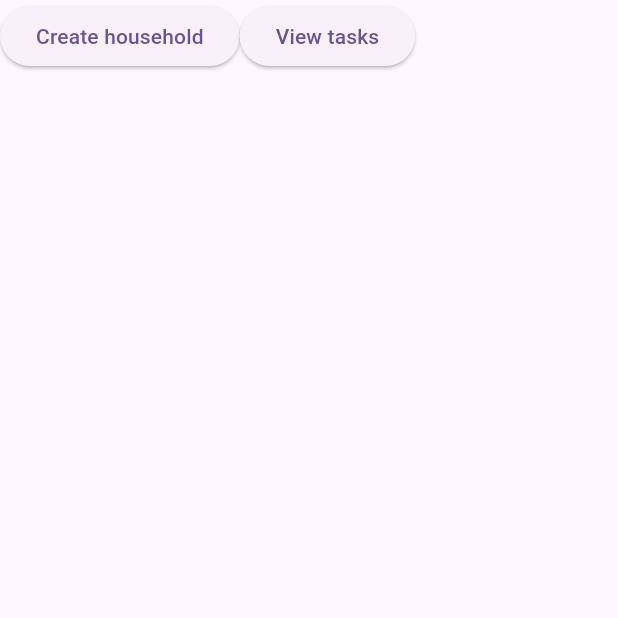
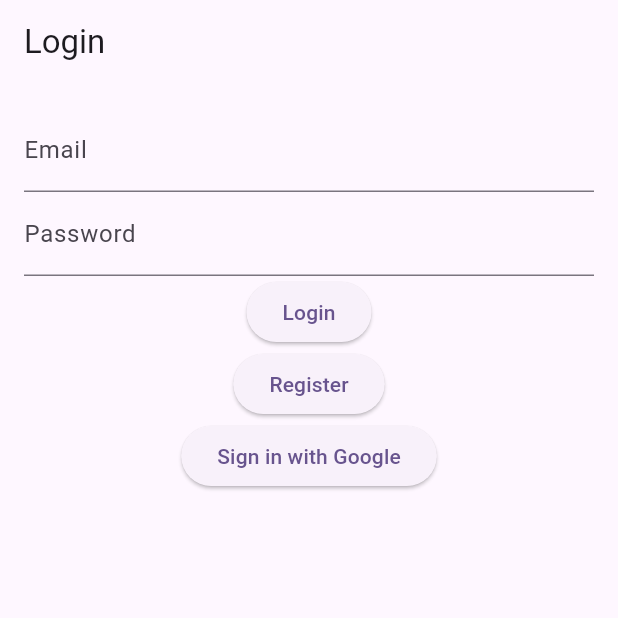
Before and after one commit to likoli007/Stable, a Flutter app: the screen it shows after launch, on a phone screen of 412 x 824 dp, the top half of it. Run offline on Flutter 3.47's test engine with Material 3 defaults, Android fonts, the phone set to English and light mode, and no system bars; our stand-ins replace cloud_firestore, firebase_auth, firebase_core, flutter_dotenv, get_it, google_sign_in; accounts and stored records are empty; generated files the repository leaves out were written again.

Commit message:
Feat: Add basic login page

```diff
--- a/lib/page/login/login_page.dart
+++ b/lib/page/login/login_page.dart
@@ -1,33 +1,68 @@
+import 'package:firebase_auth/firebase_auth.dart';
 import 'package:flutter/material.dart';
-import 'package:stable/page/household/edit_household_page.dart';
-import 'package:stable/page/task/task_view.dart';
+import 'package:get_it/get_it.dart';
+import 'package:stable/authentication/auth_service.dart';
 
 class LoginPage extends StatelessWidget {
-  const LoginPage({Key? key}) : super(key: key);
+  final TextEditingController _emailController = TextEditingController();
+  final TextEditingController _passwordController = TextEditingController();
+  final AuthService _auth = GetIt.instance<AuthService>();
+
+  LoginPage({super.key});
 
   @override
   Widget build(BuildContext context) {
     return Scaffold(
-      body: Row(children: [
-        ElevatedButton(
-          onPressed: () {
-            Navigator.push(
-              context,
-              MaterialPageRoute(builder: (context) => EditHouseholdPage()),
-            );
-          },
-          child: const Text('Create household'),
+      appBar: AppBar(title: Text('Login')),
+      body: Padding(
+        padding: const EdgeInsets.all(16.0),
+        child: Column(
+          children: [
+            TextField(
+              controller: _emailController,
+              decoration: InputDecoration(labelText: 'Email'),
+            ),
+            TextField(
+              controller: _passwordController,
+              decoration: InputDecoration(labelText: 'Password'),
+              obscureText: true,
+            ),
+            ElevatedButton(
+              onPressed: () async {
+                User? user = await _auth.signInWithEmailAndPassword(
+                  _emailController.text,
+                  _passwordController.text,
+                );
+                if (user != null) {
+                  Navigator.pushReplacementNamed(context, '/home');
+                }
+              },
+              child: Text('Login'),
+            ),
+            ElevatedButton(
+              onPressed: () async {
+                User? user = await _auth.registerWithEmailAndPassword(
+                  _emailController.text,
+                  _passwordController.text,
+                );
+                if (user != null) {
+                  Navigator.pushReplacementNamed(context, '/home');
+                }
+              },
+              child: Text('Register'),
+            ),
+            ElevatedButton(
+              onPressed: () async {
+                User? user = await _auth.signInWithGoogle();
+                if (user != null) {
+                  Navigator.pushReplacementNamed(context, '/home');
+                }
+              },
+              child: Text('Sign in with Google'),
+            ),
+          ],
         ),
-        ElevatedButton(
-          onPressed: () {
-            Navigator.push(
-              context,
-              MaterialPageRoute(builder: (context) => TaskView()),
-            );
-          },
-          child: const Text('View tasks'),
-        ),
-      ]),
+      ),
     );
   }
 }
```
